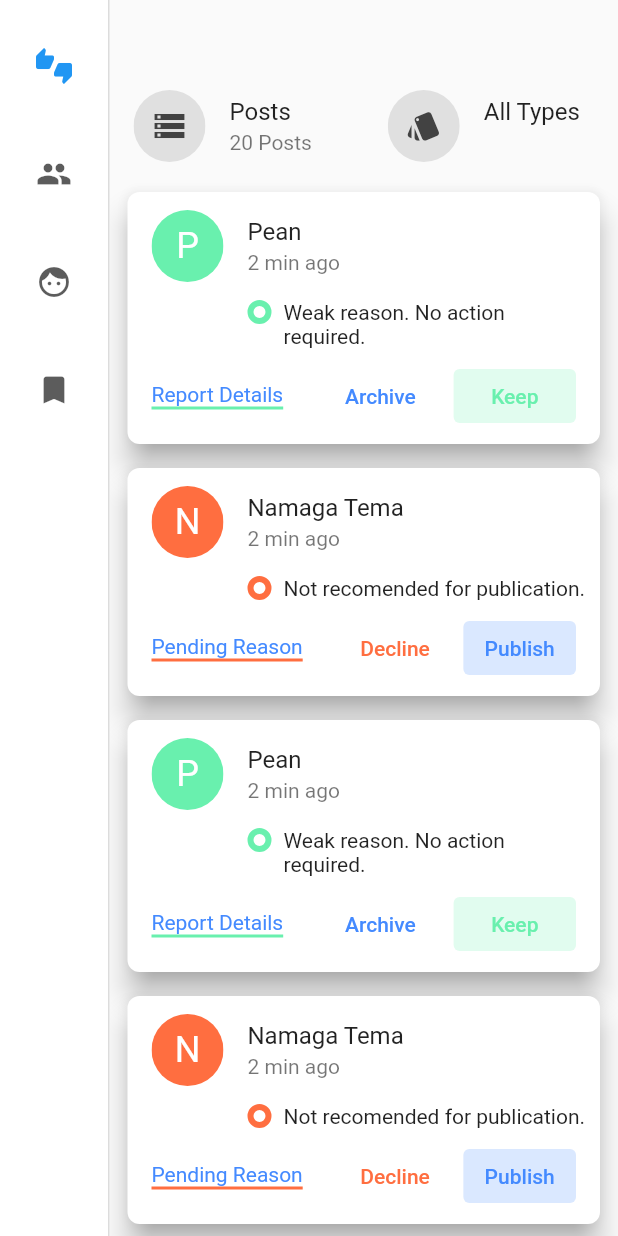
After one commit to ogawa-k/flutter_mytodoapp, a Flutter app: the screen it shows after launch, after a tap on "Admin Mobile", on a phone screen of 412 x 824 dp. The commit adds this screen. Run offline on Flutter 3.47's test engine with Material 2 defaults, Android fonts, the phone set to English and light mode, and no system bars; our stand-ins replace cloud_firestore, firebase_auth, firebase_core, flutter_signin_button; accounts and stored records are empty; generated files the repository leaves out were written again; network calls fail.

Commit message:
add UI sample (AdminMobile)

```diff
--- a/lib/main.dart
+++ b/lib/main.dart
@@ -10,6 +10,7 @@ import './auth/signin_page.dart';
 import './firestore_page.dart';
 import './chat/chat_login_page.dart';
 import './todo/todo_list_page.dart';
+import 'ui/admin_mobile/admin_mobile_page.dart';
 
 Future<void> main() async {
   WidgetsFlutterBinding.ensureInitialized();
@@ -49,6 +50,7 @@ class MyTodoApp extends StatelessWidget {
           MyFirestorePage.routeName: (context) => const MyFirestorePage(),
           ChatLoginPage.routeName: (context) => const ChatLoginPage(),
           ToDoListPage.routeName: (context) => const ToDoListPage(),
+          AdminMobilePage.routeName: (context) => const AdminMobilePage(),
         },
         initialRoute: MenuSelector.routeName,
       ),
@@ -139,6 +141,20 @@ class MenuSelector extends StatelessWidget {
               onPressed: () => _pushPage(context, const ToDoListPage()),
             ),
           ),
+          Container(
+            padding: const EdgeInsets.only(top: 16, left: 16),
+            child: const Text('UIサンプル'),
+          ),
+          Container(
+            padding: const EdgeInsets.all(16),
+            alignment: Alignment.center,
+            child: SignInButtonBuilder(
+              icon: Icons.design_services,
+              backgroundColor: Colors.blueGrey,
+              text: 'Admin Mobile',
+              onPressed: () => _pushPage(context, const AdminMobilePage()),
+            ),
+          ),
         ],
       ),
     );
--- a/lib/todo/todo_list_page.dart
+++ b/lib/todo/todo_list_page.dart
@@ -1,5 +1,3 @@
-import 'dart:html';
-
 import 'package:cloud_firestore/cloud_firestore.dart';
 import 'package:flutter/material.dart';
 import 'package:provider/provider.dart';
--- /dev/null
+++ b/lib/ui/admin_mobile/admin_mobile_page.dart
@@ -0,0 +1,24 @@
+import 'package:flutter/material.dart';
+
+import 'post_list.dart';
+import 'side_navigation.dart';
+
+class AdminMobilePage extends StatelessWidget {
+  const AdminMobilePage({ Key? key }) : super(key: key);
+  static String routeName = '/ui/admin_mobile';
+
+  @override
+  Widget build(BuildContext context) {
+    return Scaffold(
+      body: Row(
+        children: const [
+          SideNavigation(),
+          VerticalDivider(thickness: 1, width: 1),
+          Expanded(
+            child: PostList(),
+          ),
+        ],
+      ),
+    );
+  }
+}
--- /dev/null
+++ b/lib/ui/admin_mobile/post_list.dart
@@ -0,0 +1,224 @@
+import 'package:flutter/material.dart';
+
+class _PostsHeader extends StatelessWidget {
+  @override
+  Widget build(BuildContext context) {
+    return Row(
+      children: [
+        Expanded(
+          flex: 1,
+          child: ListTile(
+            leading: ClipOval(
+              child: Container(
+                color: Colors.grey[300],
+                width: 48,
+                height: 48,
+                child: Icon(
+                  Icons.storage,
+                  color: Colors.grey[800],
+                ),
+              ),
+            ),
+            title: const Text('Posts'),
+            subtitle: const Text('20 Posts'),
+          ),
+        ),
+        Expanded(
+          flex: 1,
+          child: ListTile(
+            leading: ClipOval(
+              child: Container(
+                color: Colors.grey[300],
+                width: 48,
+                height: 48,
+                child: Icon(
+                  Icons.style,
+                  color: Colors.grey[800],
+                ),
+              ),
+            ),
+            title: const Text('All Types'),
+            subtitle: const Text(''),
+          ),
+        ),
+      ],
+    );
+  }
+}
+
+class _Post extends StatelessWidget {
+  final String name;
+  final String message;
+  final String textReason;
+  final Color colorPrimary;
+  final Color colorPositive;
+  final String textPositive;
+  final Color colorNegative;
+  final String textNegative;
+
+  const _Post({
+    Key? key,
+    required this.name,
+    required this.message,
+    required this.textReason,
+    required this.colorPrimary,
+    required this.colorPositive,
+    required this.textPositive,
+    required this.colorNegative,
+    required this.textNegative,
+  }) : super(key: key);
+
+  @override
+  Widget build(BuildContext context) {
+    return Container(
+      margin: const EdgeInsets.symmetric(horizontal: 8, vertical: 4),
+      child: Card(
+        elevation: 8,
+        shadowColor: Colors.grey,
+        shape: RoundedRectangleBorder(
+          borderRadius: BorderRadius.circular(8),
+        ),
+        child: Column(
+          children: [
+            ListTile(
+              leading: ClipOval(
+                child: Container(
+                  color: colorPrimary,
+                  width: 48,
+                  height: 48,
+                  child: Center(
+                    child: Text(
+                      name.substring(0, 1),
+                      style: const TextStyle(color: Colors.white, fontSize: 24),
+                    ),
+                  ),
+                ),
+              ),
+              title: Text(name),
+              subtitle: const Text('2 min ago'),
+            ),
+            Container(
+              padding: const EdgeInsets.symmetric(horizontal: 8),
+              child: Row(
+                crossAxisAlignment: CrossAxisAlignment.start,
+                children: [
+                  const SizedBox(width: 72),
+                  Container(
+                    width: 16,
+                    height: 16,
+                    decoration: BoxDecoration(
+                      border: Border.all(color: colorPrimary, width: 4),
+                      borderRadius: BorderRadius.circular(8),
+                    ),
+                  ),
+                  const SizedBox(width: 8),
+                  Flexible(child: Text(message)),
+                ],
+              ),
+            ),
+            Container(
+              padding: const EdgeInsets.symmetric(horizontal: 16, vertical: 8),
+              child: Row(
+                children: [
+                  Container(
+                    decoration: BoxDecoration(
+                      border: Border(
+                        bottom: BorderSide(color: colorPrimary, width: 2),
+                      ),
+                    ),
+                    child: Text(
+                      textReason,
+                      style: const TextStyle(color: Colors.blueAccent),
+                    ),
+                  ),
+                  const SizedBox(width: 24),
+                  Expanded(
+                    child: TextButton(
+                      style: TextButton.styleFrom(
+                        primary: colorNegative,
+                      ),
+                      onPressed: () {},
+                      child: Text(textNegative),
+                    ),
+                  ),
+                  const SizedBox(width: 8),
+                  Expanded(
+                    child: TextButton(
+                      style: TextButton.styleFrom(
+                        primary: colorPositive,
+                        backgroundColor: colorPositive.withOpacity(0.2),
+                      ),
+                      onPressed: () {},
+                      child: Text(textPositive),
+                    ),
+                  ),
+                ],
+              ),
+            ),
+          ],
+        ),
+      ),
+    );
+  }
+}
+
+class _PostGreen extends StatelessWidget {
+  @override
+  Widget build(BuildContext context) {
+    return const _Post(
+      name: 'Pean',
+      message: 'Weak reason. No action required.',
+      textReason: 'Report Details',
+      colorPrimary: Colors.greenAccent,
+      colorPositive: Colors.greenAccent,
+      textPositive: 'Keep',
+      colorNegative: Colors.blueAccent,
+      textNegative: 'Archive',
+    );
+  }
+}
+
+class _PostRed extends StatelessWidget {
+  @override
+  Widget build(BuildContext context) {
+    return const _Post(
+      name: 'Namaga Tema',
+      message: 'Not recomended for publication.',
+      textReason: 'Pending Reason',
+      colorPrimary: Colors.deepOrangeAccent,
+      colorPositive: Colors.blueAccent,
+      textPositive: 'Publish',
+      colorNegative: Colors.deepOrangeAccent,
+      textNegative: 'Decline',
+    );
+  }
+}
+
+class PostList extends StatelessWidget {
+  const PostList({Key? key}) : super(key: key);
+
+  @override
+  Widget build(BuildContext context) {
+    return Container(
+      padding: const EdgeInsets.only(top: 48),
+      child: Column(
+        mainAxisSize: MainAxisSize.max,
+        children: [
+          _PostsHeader(),
+          Expanded(
+            child: ListView(
+              children: [
+                _PostGreen(),
+                _PostRed(),
+                _PostGreen(),
+                _PostRed(),
+                _PostGreen(),
+                _PostRed(),
+              ],
+            ),
+          ),
+        ],
+      ),
+    );
+  }
+}
--- /dev/null
+++ b/lib/ui/admin_mobile/side_navigation.dart
@@ -0,0 +1,42 @@
+import 'package:flutter/material.dart';
+
+class SideNavigation extends StatefulWidget {
+  const SideNavigation({Key? key}) : super(key: key);
+
+  @override
+  _SideNavigationState createState() => _SideNavigationState();
+}
+
+class _SideNavigationState extends State<SideNavigation> {
+  int selectedIndex = 0;
+
+  @override
+  Widget build(BuildContext context) {
+    return NavigationRail(
+      selectedIndex: selectedIndex,
+      onDestinationSelected: (index) {
+        setState(() {
+          selectedIndex = index;
+        });
+      },
+      destinations: const [
+        NavigationRailDestination(
+          icon: Icon(Icons.thumbs_up_down),
+          label: Text('ThumbsUpDown'),
+        ),
+        NavigationRailDestination(
+          icon: Icon(Icons.people),
+          label: Text('People'),
+        ),
+        NavigationRailDestination(
+          icon: Icon(Icons.face),
+          label: Text('Face'),
+        ),
+        NavigationRailDestination(
+          icon: Icon(Icons.bookmark),
+          label: Text('Bookmark'),
+        ),
+      ],
+    );
+  }
+}
```
Also changed, not shown: 1 other file.
